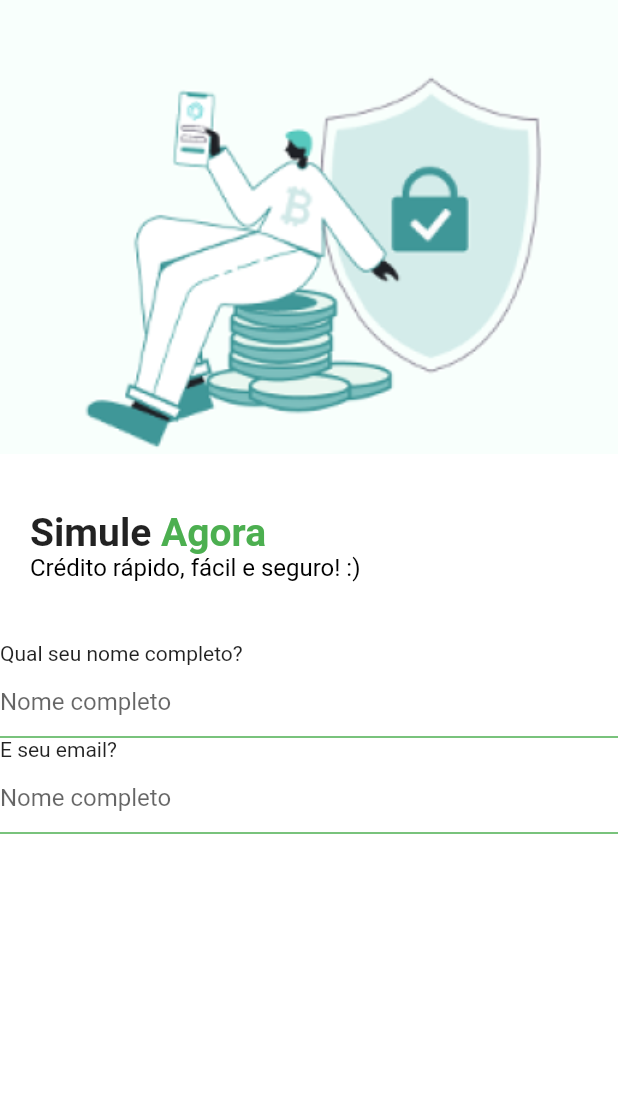
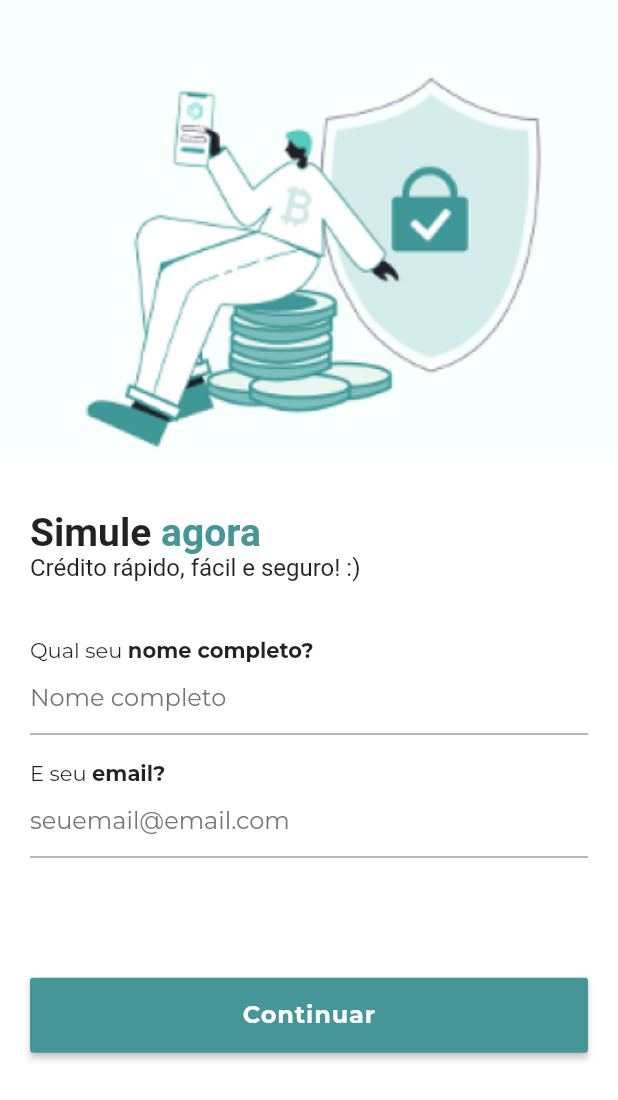
Before and after one commit to Harinson/credit-simulator, a Flutter app: the screen it shows after launch, on a phone screen of 412 x 824 dp. Shown: the top 1100 px of the screen. Run offline on Flutter 3.47's test engine with Material 2 defaults, Android fonts, the phone set to English and light mode, and no system bars; our stand-ins replace flutter_modular, google_fonts.

Commit message:
feat(home): full layout and theme build

```diff
--- a/lib/main.dart
+++ b/lib/main.dart
@@ -14,6 +14,7 @@ class AppWidget extends StatelessWidget {
     return MaterialApp.router(
       title: 'Simulador de Crédito',
       theme: ThemeData(primarySwatch: Colors.blue),
+      debugShowCheckedModeBanner: false,
       routeInformationParser: Modular.routeInformationParser,
       routerDelegate: Modular.routerDelegate,
     ); //added by extension
--- /dev/null
+++ b/lib/presenter/components/bottom_buttom_component.dart
@@ -0,0 +1,32 @@
+import 'package:flutter/material.dart';
+import 'package:google_fonts/google_fonts.dart';
+
+import '../theme/app_theme.dart';
+
+class BottomButtomComponent extends StatelessWidget {
+  const BottomButtomComponent({Key? key}) : super(key: key);
+
+  @override
+  Widget build(BuildContext context) {
+    return Align(
+      alignment: FractionalOffset.bottomCenter,
+      child: SizedBox(
+        width: MediaQuery.of(context).size.width,
+        height: 50,
+        child: MaterialButton(
+          onPressed: () {},
+          color: AppTheme.primary,
+          child: Text(
+            'Continuar',
+            style: GoogleFonts.montserrat(
+              fontWeight: FontWeight.bold,
+              fontSize: 16,
+              color: Colors.white,
+              letterSpacing: 0.6,
+            ),
+          ),
+        ),
+      ),
+    );
+  }
+}
--- a/lib/presenter/components/text_field_component.dart
+++ b/lib/presenter/components/text_field_component.dart
@@ -1,11 +1,22 @@
 import 'package:flutter/material.dart';
+import 'package:google_fonts/google_fonts.dart';
+
+import '../theme/app_theme.dart';
 
 class TextFieldComponent extends StatelessWidget {
   final String primaryLabel;
   final String secondaryLabel;
-  const TextFieldComponent(
-      {Key? key, required this.primaryLabel, required this.secondaryLabel})
-      : super(key: key);
+  final String fieldHint;
+  final TextInputAction textInputAction;
+  final TextInputType keyboardType;
+  const TextFieldComponent({
+    Key? key,
+    required this.primaryLabel,
+    required this.secondaryLabel,
+    required this.fieldHint,
+    required this.textInputAction,
+    this.keyboardType = TextInputType.text,
+  }) : super(key: key);
 
   @override
   Widget build(BuildContext context) {
@@ -16,32 +27,46 @@ class TextFieldComponent extends StatelessWidget {
         Text.rich(
           TextSpan(
             text: primaryLabel,
+            style: GoogleFonts.montserrat(
+              fontWeight: FontWeight.w400,
+              fontSize: 14,
+              color: AppTheme.secondary,
+              height: 1,
+            ),
             children: [
-              TextSpan(text: secondaryLabel),
+              TextSpan(
+                text: secondaryLabel,
+                style: GoogleFonts.montserrat(
+                  fontWeight: FontWeight.bold,
+                  fontSize: 14,
+                  color: AppTheme.secondary,
+                ),
+              ),
             ],
           ),
         ),
         TextField(
+          textInputAction: textInputAction,
+          keyboardType: keyboardType,
           decoration: InputDecoration(
-            hintText: 'Nome completo',
-            enabledBorder: UnderlineInputBorder(
+            hintText: fieldHint,
+            hintStyle: GoogleFonts.montserrat(
+              fontWeight: FontWeight.w400,
+              fontSize: 16,
+              color: AppTheme.grey[600],
+            ),
+            focusedBorder: const UnderlineInputBorder(
               borderSide: BorderSide(
-                color: Colors.green,
+                color: AppTheme.primary,
+                style: BorderStyle.solid,
+                width: 2,
               ),
             ),
-            disabledBorder: UnderlineInputBorder(
+            errorBorder: const UnderlineInputBorder(
               borderSide: BorderSide(
-                color: Colors.green,
-              ),
-            ),
-            border: UnderlineInputBorder(
-              borderSide: BorderSide(
-                color: Colors.green,
-              ),
-            ),
-            focusedBorder: UnderlineInputBorder(
-              borderSide: BorderSide(
-                color: Colors.green,
+                color: AppTheme.red,
+                style: BorderStyle.solid,
+                width: 2,
               ),
             ),
           ),
--- a/lib/presenter/pages/home/home_page.dart
+++ b/lib/presenter/pages/home/home_page.dart
@@ -1,8 +1,7 @@
+import 'package:credit_simulator/presenter/components/bottom_buttom_component.dart';
 import 'package:credit_simulator/presenter/components/text_field_component.dart';
+import 'package:credit_simulator/presenter/pages/home/widgets/title_widget.dart';
 import 'package:flutter/material.dart';
-import 'package:flutter/src/foundation/key.dart';
-import 'package:flutter/src/widgets/framework.dart';
-import 'package:google_fonts/google_fonts.dart';
 
 class HomePage extends StatelessWidget {
   const HomePage({Key? key}) : super(key: key);
@@ -12,6 +11,8 @@ class HomePage extends StatelessWidget {
     return Scaffold(
       backgroundColor: Colors.white,
       body: SafeArea(
+        child: SingleChildScrollView(
+          physics: const BouncingScrollPhysics(),
           child: Column(
             mainAxisAlignment: MainAxisAlignment.start,
             crossAxisAlignment: CrossAxisAlignment.start,
@@ -26,62 +27,40 @@ class HomePage extends StatelessWidget {
               const SizedBox(
                 height: 20,
               ),
+              const TitleWidget(),
               Padding(
-              padding: const EdgeInsets.all(20),
+                padding: const EdgeInsets.all(20.0),
+                child: Form(
                   child: Column(
                     crossAxisAlignment: CrossAxisAlignment.start,
-                mainAxisAlignment: MainAxisAlignment.start,
-                children: [
-                  Text.rich(
-                    TextSpan(
-                      text: 'Simule ',
-                      style: GoogleFonts.hindGuntur(
-                        fontWeight: FontWeight.bold,
-                        fontSize: 26,
-                        height: 1,
+                    children: const [
+                      TextFieldComponent(
+                        primaryLabel: 'Qual seu ',
+                        secondaryLabel: 'nome completo?',
+                        fieldHint: 'Nome completo',
+                        textInputAction: TextInputAction.next,
                       ),
-                      children: [
-                        TextSpan(
-                          text: 'Agora',
-                          style: GoogleFonts.hindGuntur(
-                            fontWeight: FontWeight.bold,
-                            fontSize: 26,
-                            color: Colors.green,
+                      SizedBox(
+                        height: 20,
+                      ),
+                      TextFieldComponent(
+                        primaryLabel: 'E seu ',
+                        secondaryLabel: 'email?',
+                        fieldHint: 'seuemail@email.com',
+                        keyboardType: TextInputType.emailAddress,
+                        textInputAction: TextInputAction.done,
+                      ),
+                      SizedBox(
+                        height: 80,
+                      ),
+                      BottomButtomComponent(),
+                    ],
+                  ),
                 ),
               ),
             ],
           ),
         ),
-                  Text(
-                    'Crédito rápido, fácil e seguro! :)',
-                    style: GoogleFonts.hindGuntur(
-                      fontWeight: FontWeight.w400,
-                      fontSize: 16,
-                      color: Colors.black,
-                    ),
-                  )
-                ],
-              ),
-            ),
-            const SizedBox(
-              height: 20,
-            ),
-            Column(
-              crossAxisAlignment: CrossAxisAlignment.start,
-              mainAxisAlignment: MainAxisAlignment.start,
-              children: const [
-                TextFieldComponent(
-                  primaryLabel: 'Qual seu ',
-                  secondaryLabel: 'nome completo?',
-                ),
-                TextFieldComponent(
-                  primaryLabel: 'E seu ',
-                  secondaryLabel: 'email?',
-                )
-              ],
-            ),
-          ],
-        ),
       ),
     );
   }
--- /dev/null
+++ b/lib/presenter/pages/home/widgets/title_widget.dart
@@ -0,0 +1,49 @@
+import 'package:flutter/material.dart';
+import 'package:google_fonts/google_fonts.dart';
+
+import '../../../theme/app_theme.dart';
+
+class TitleWidget extends StatelessWidget {
+  const TitleWidget({Key? key}) : super(key: key);
+
+  @override
+  Widget build(BuildContext context) {
+    return Padding(
+      padding: const EdgeInsets.all(20),
+      child: Column(
+        crossAxisAlignment: CrossAxisAlignment.start,
+        mainAxisAlignment: MainAxisAlignment.start,
+        children: [
+          Text.rich(
+            TextSpan(
+              text: 'Simule ',
+              style: GoogleFonts.hindGuntur(
+                fontWeight: FontWeight.bold,
+                fontSize: 26,
+                height: 1,
+              ),
+              children: [
+                TextSpan(
+                  text: 'agora',
+                  style: GoogleFonts.hindGuntur(
+                    fontWeight: FontWeight.bold,
+                    fontSize: 26,
+                    color: AppTheme.primary,
+                  ),
+                ),
+              ],
+            ),
+          ),
+          Text(
+            'Crédito rápido, fácil e seguro! :)',
+            style: GoogleFonts.hindGuntur(
+              fontWeight: FontWeight.w400,
+              fontSize: 16,
+              color: AppTheme.secondary,
+            ),
+          )
+        ],
+      ),
+    );
+  }
+}
--- /dev/null
+++ b/lib/presenter/theme/app_theme.dart
@@ -0,0 +1,8 @@
+import 'package:flutter/material.dart';
+
+abstract class AppTheme {
+  static const primary = Color.fromARGB(255, 70, 150, 151);
+  static const secondary = Colors.black87;
+  static const grey = Colors.grey;
+  static const red = Colors.red;
+}
```
Also changed, not shown: 1 other file. Lines whose indentation alone changed are shown as unchanged.
